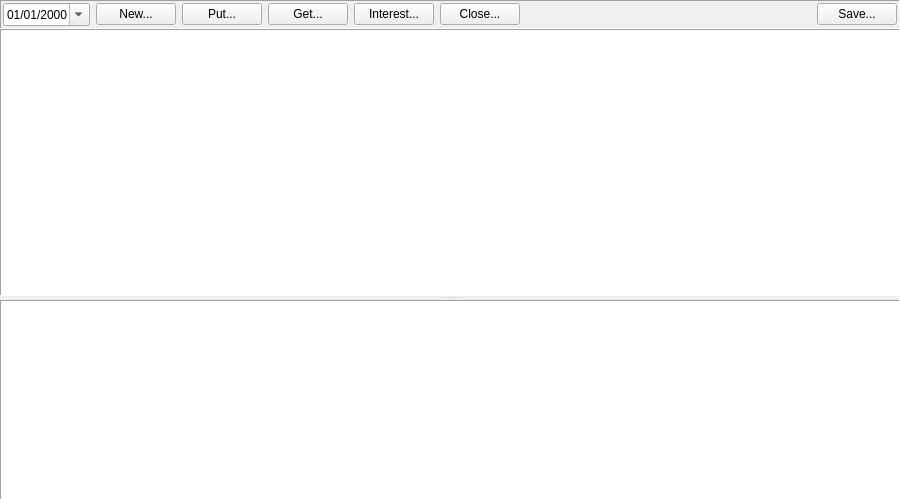
This is jal/ui/reports/deposits_report.ui in titov-vv/jal as Qt 5 draws it before an edit. The edited form follows.
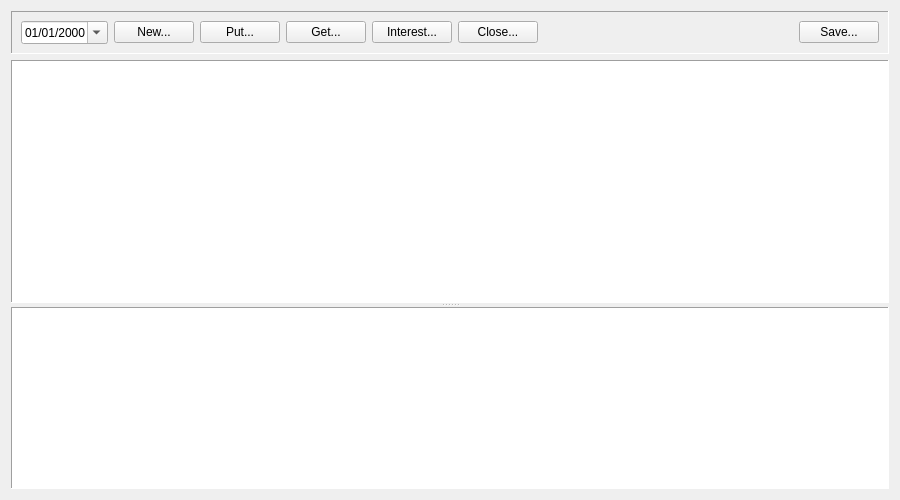
This is the edited form. Custom widgets are drawn as their Qt base class.

Commit message: Restore of native Qt spacing layout spacing for better compatibility. Tab order and label buddies we set for forms.

Diff of the .ui file:
```diff
--- a/jal/ui/reports/deposits_report.ui
+++ b/jal/ui/reports/deposits_report.ui
@@ -14,21 +14,6 @@
    <string>Deposits</string>
   </property>
   <layout class="QVBoxLayout" name="verticalLayout">
-   <property name="spacing">
-    <number>0</number>
-   </property>
-   <property name="leftMargin">
-    <number>0</number>
-   </property>
-   <property name="topMargin">
-    <number>0</number>
-   </property>
-   <property name="rightMargin">
-    <number>0</number>
-   </property>
-   <property name="bottomMargin">
-    <number>0</number>
-   </property>
    <item>
     <widget class="QFrame" name="ReportParamsFrame">
      <property name="frameShape">
@@ -38,21 +23,6 @@
       <enum>QFrame::Shadow::Sunken</enum>
      </property>
      <layout class="QGridLayout" name="gridLayout">
-      <property name="leftMargin">
-       <number>2</number>
-      </property>
-      <property name="topMargin">
-       <number>2</number>
-      </property>
-      <property name="rightMargin">
-       <number>2</number>
-      </property>
-      <property name="bottomMargin">
-       <number>2</number>
-      </property>
-      <property name="spacing">
-       <number>6</number>
-      </property>
       <item row="0" column="0">
        <widget class="QDateEdit" name="DepositsDate">
         <property name="displayFormat">
```
Left out of the diff: 11 changed lines with no effect on the pictures. The commit also changes 82 other files.
